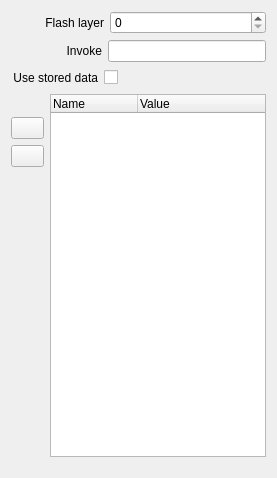
Qt form src/Widgets/Inspector/InspectorTemplateWidget.ui (CasparCG/client) before a commit.
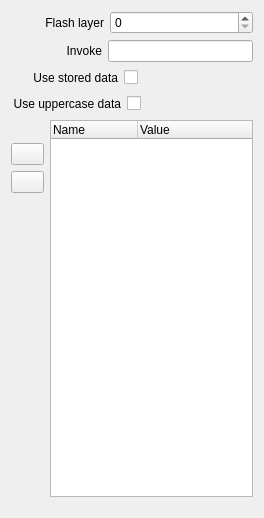
The same form after that commit.

Commit message: Added support for uppercase template data. Bumped up the version number.

```diff
--- a/src/Widgets/Inspector/InspectorTemplateWidget.ui
+++ b/src/Widgets/Inspector/InspectorTemplateWidget.ui
@@ -6,8 +6,8 @@
    <rect>
     <x>0</x>
     <y>0</y>
-    <width>277</width>
-    <height>478</height>
+    <width>264</width>
+    <height>518</height>
    </rect>
   </property>
   <property name="sizePolicy">
@@ -114,7 +114,7 @@
        </property>
        <property name="sizeHint" stdset="0">
         <size>
-         <width>2</width>
+         <width>22</width>
          <height>20</height>
         </size>
        </property>
@@ -141,7 +141,60 @@
       </widget>
      </item>
      <item>
-      <spacer name="horizontalSpacerLoop2">
+      <spacer name="horizontalSpacerUseStoredData2">
+       <property name="orientation">
+        <enum>Qt::Horizontal</enum>
+       </property>
+       <property name="sizeHint" stdset="0">
+        <size>
+         <width>40</width>
+         <height>20</height>
+        </size>
+       </property>
+      </spacer>
+     </item>
+    </layout>
+   </item>
+   <item>
+    <layout class="QHBoxLayout" name="horizontalLayoutLoop_2">
+     <item>
+      <spacer name="horizontalSpacerUseUppercaseData1">
+       <property name="orientation">
+        <enum>Qt::Horizontal</enum>
+       </property>
+       <property name="sizeType">
+        <enum>QSizePolicy::Fixed</enum>
+       </property>
+       <property name="sizeHint" stdset="0">
+        <size>
+         <width>2</width>
+         <height>20</height>
+        </size>
+       </property>
+      </spacer>
+     </item>
+     <item>
+      <widget class="QLabel" name="labelUseUppercaseData">
+       <property name="text">
+        <string>Use uppercase data</string>
+       </property>
+       <property name="alignment">
+        <set>Qt::AlignRight|Qt::AlignTrailing|Qt::AlignVCenter</set>
+       </property>
+      </widget>
+     </item>
+     <item>
+      <widget class="QCheckBox" name="checkBoxUseUppercaseData">
+       <property name="layoutDirection">
+        <enum>Qt::RightToLeft</enum>
+       </property>
+       <property name="text">
+        <string/>
+       </property>
+      </widget>
+     </item>
+     <item>
+      <spacer name="horizontalSpacerUseUppercaseData2">
        <property name="orientation">
         <enum>Qt::Horizontal</enum>
        </property>
```
Left out of the diff: 34 changed lines with no effect on the pictures. The commit also changes 7 other files.
